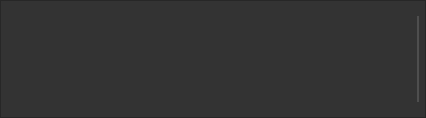
Before: the Qt Designer form ui_templates/profiles_table.ui in o-murphy/archer_ballistics_constructor, drawn with Qt 5.
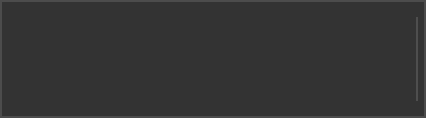
After: the same form once the commit is applied.

```diff
--- a/ui_templates/profiles_table.ui
+++ b/ui_templates/profiles_table.ui
@@ -72,7 +72,7 @@
      </property>
      <property name="styleSheet">
       <string notr="true">QTableView {
-	border-color: rgb(76, 76, 76);
+	border : 2px solid rgb(78, 78, 78);
 }
 
 QTableWidget {
```
